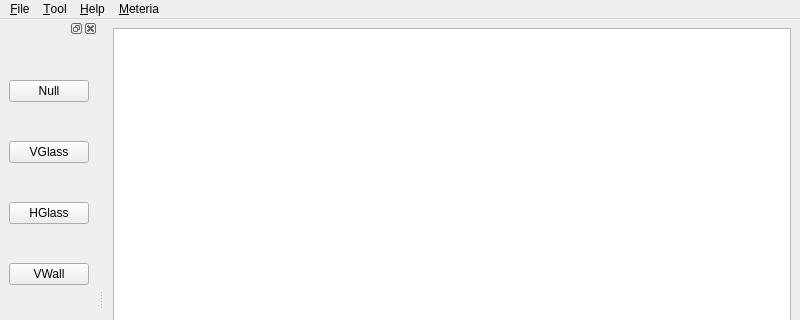
The window that funcatching/mapeditor.ui (rightlorg/funcatching) describes before a commit, drawn with Qt 5; both pictures show x 0 to 800 and y 0 to 320 of the 800 by 600 pixel window.
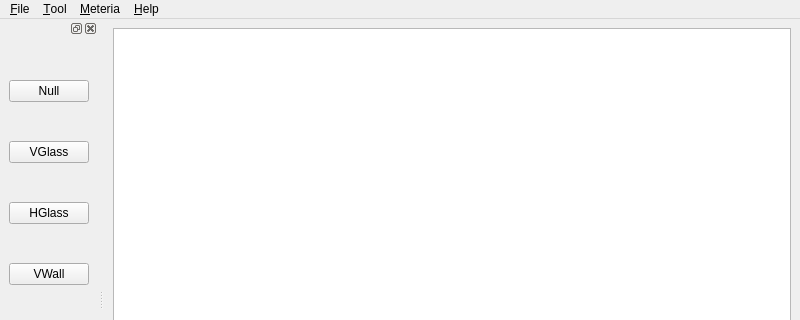
The same window after the commit.

```diff
--- a/funcatching/mapeditor.ui
+++ b/funcatching/mapeditor.ui
@@ -80,8 +80,8 @@
    </widget>
    <addaction name="menu_File"/>
    <addaction name="menu_Tool"/>
-   <addaction name="menu_Help"/>
    <addaction name="menuMeteria"/>
+   <addaction name="menu_Help"/>
   </widget>
   <widget class="QDockWidget" name="dockWidget">
    <attribute name="dockWidgetArea">
```
Left out of the diff: 20 changed lines with no effect on the pictures.
